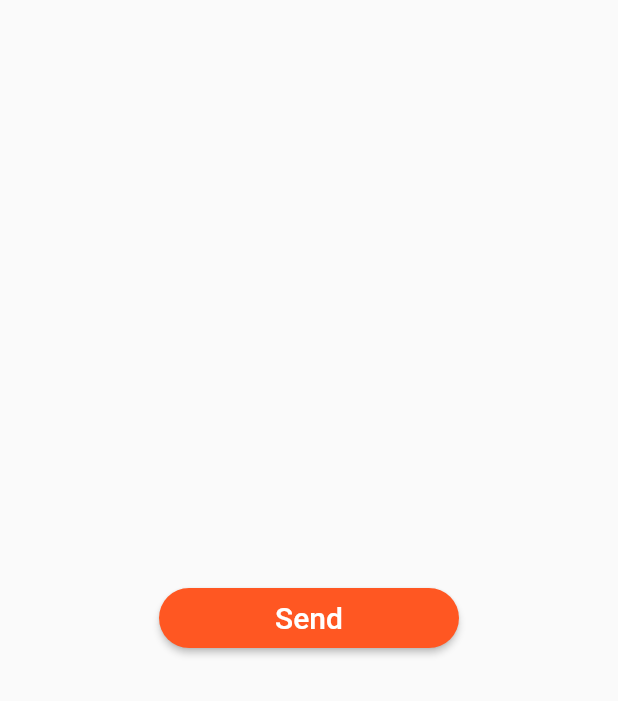
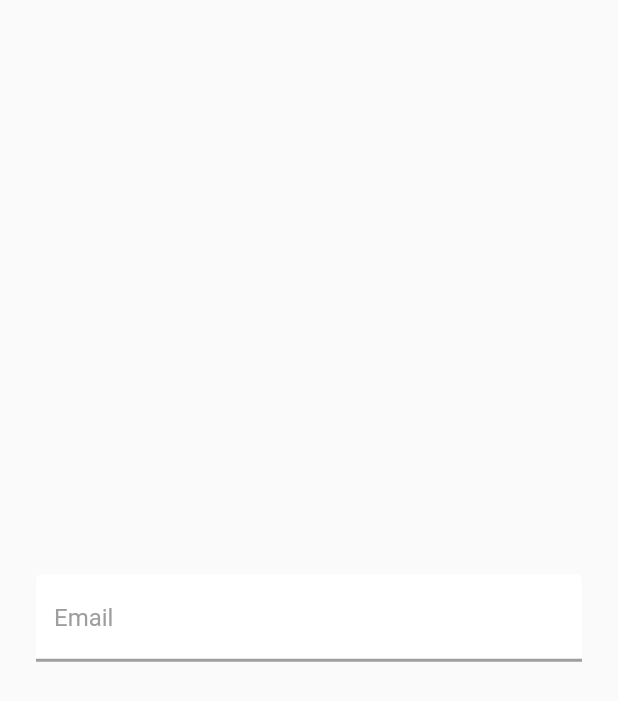
Before and after one commit to AhmedElsherif0/WidgetBased, a Flutter app: the screen it shows after launch, on a phone screen of 412 x 824 dp. Shown: the top 701 px of the screen. Run offline on Flutter 3.47's test engine with Material 2 defaults, Android fonts, the phone set to English and light mode, and no system bars.

Commit message:
TextFormField Component

```diff
--- a/lib/main.dart
+++ b/lib/main.dart
@@ -1,4 +1,5 @@
 import 'package:elwedyan/presentation/widgets/custom_elevated_button.dart';
+import 'package:elwedyan/presentation/widgets/custom_form_field.dart';
 import 'package:elwedyan/presentation/widgets/radio_button_list_tile.dart';
 import 'package:flutter/material.dart';
 
@@ -34,10 +35,9 @@ class _MyAppState extends State<MyApp> {
       //  onGenerateRoute: AppRouter.onGenerate,
       home: Scaffold(
         body: Center(
-            child: CustomElevatedButton( text: 'Send',
-            onPressed: (){},
-              height: 40,
-              width: 200,
+            child: CustomFormField(
+              hintText: 'Email',
+              textInputType: TextInputType.emailAddress,
             )),
       ),
     );
--- /dev/null
+++ b/lib/presentation/widgets/custom_form_field.dart
@@ -0,0 +1,73 @@
+import 'package:flutter/material.dart';
+
+class CustomFormField extends StatelessWidget {
+  const CustomFormField(
+      {required this.hintText,
+      required this.textInputType,
+      this.prefixIcon,
+      this.obscureText,
+      this.validator,
+      this.onSaved,
+      this.controller,
+      this.suffixIcon,
+      Key? key})
+      : super(key: key);
+
+  final String? hintText;
+  final TextInputType? textInputType;
+  final Widget? prefixIcon;
+  final bool? obscureText;
+  final FormFieldValidator? validator;
+  final void Function(String?)? onSaved;
+  final TextEditingController? controller;
+  final Widget? suffixIcon;
+
+  @override
+  Widget build(BuildContext context) {
+    return Container(
+      height: MediaQuery.of(context).size.height * 0.1,
+      margin: const EdgeInsets.all(12),
+      padding: const EdgeInsets.all(12),
+      child: TextFormField(
+          validator: validator,
+          maxLines: 1,
+          keyboardType: textInputType,
+          controller: controller,
+          onSaved: onSaved,
+          textAlign: TextAlign.start,
+          textDirection: TextDirection.ltr,
+          obscureText: obscureText ?? false,
+          decoration: InputDecoration(
+              isDense: true,
+              filled: true,
+              ///background color
+              fillColor: Colors.white,
+              hintText: hintText,
+              hintStyle: const TextStyle(color: Colors.grey),
+              prefixIcon: null,
+              suffixIcon: suffixIcon,
+              border: _underlineBorder(),
+              prefixIconColor: Colors.grey,
+              // hintTextDirection: TextDirection.ltr,
+              contentPadding:
+                  const EdgeInsets.symmetric(horizontal: 12, vertical: 20),
+              enabledBorder: _underlineBorder(),
+              focusedBorder: _underlineBorder(),
+          focusedErrorBorder: _outlineInputBorder(),
+          errorBorder: _outlineInputBorder(),
+              )),
+    );
+  }
+/// you can Customize the border from those two function.
+  OutlineInputBorder _outlineInputBorder() {
+    return OutlineInputBorder(
+        borderRadius: BorderRadius.circular(12),
+        borderSide: const BorderSide(color: Colors.grey, width: 1.5),
+        gapPadding: 20);
+  }
+
+  UnderlineInputBorder _underlineBorder() {
+    return  UnderlineInputBorder(
+        borderSide: BorderSide(color: Colors.grey.shade500, width: 2));
+  }
+}
```
